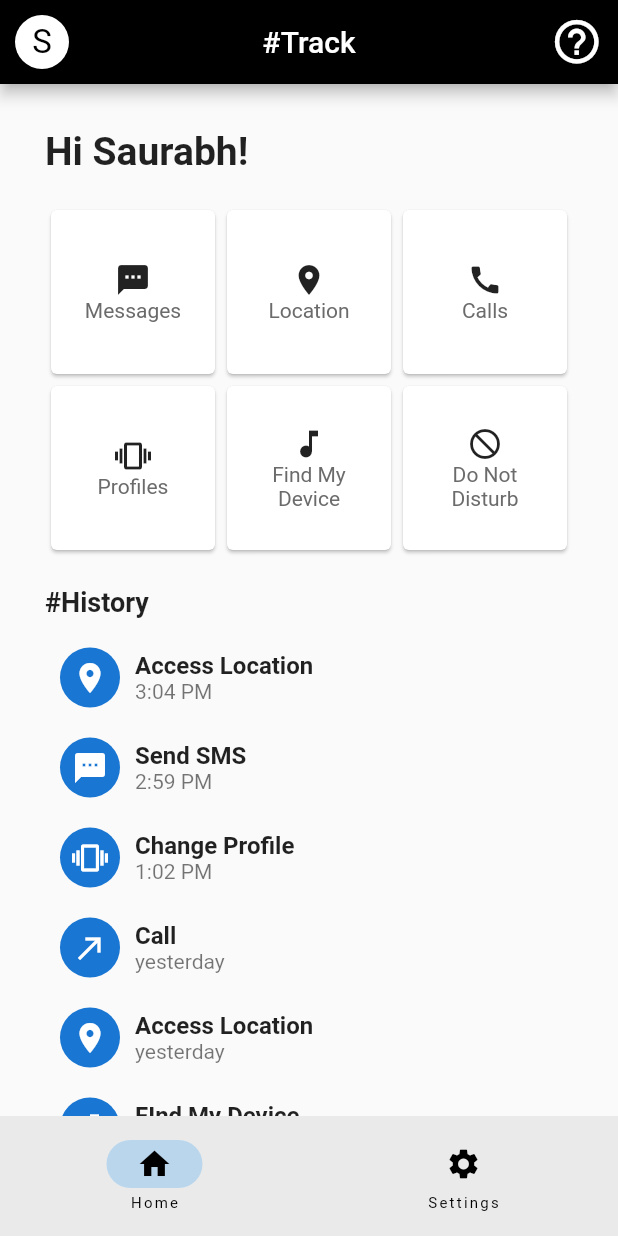
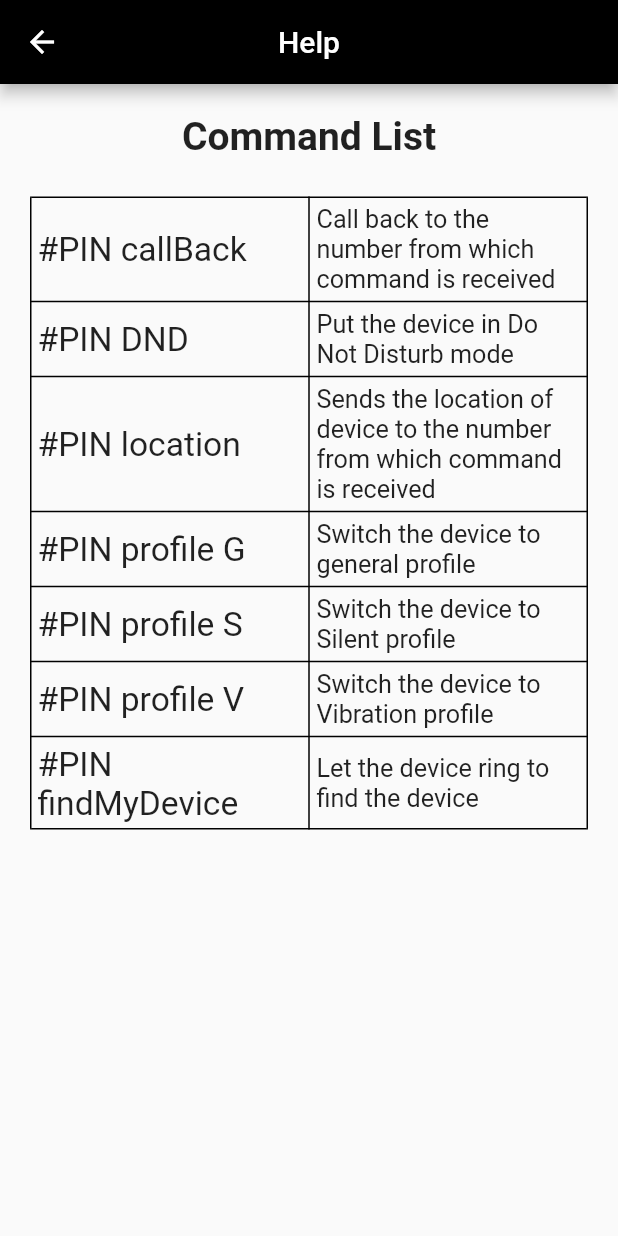
Before and after one commit to r00t-victor/sharptrack, a Flutter app: the screen it shows after launch, after a tap on the "help outline" icon, on a phone screen of 412 x 824 dp. Run offline on Flutter 3.47's test engine with Material 2 defaults, Android fonts, the light colour scheme and no system bars; our stand-ins replace shared_preferences.

Commit message:
Added Help

```diff
--- /dev/null
+++ b/lib/screens/helpscreen.dart
@@ -0,0 +1,154 @@
+import 'package:flutter/material.dart';
+
+class Helpscreen extends StatelessWidget {
+  const Helpscreen({super.key});
+
+  @override
+  Widget build(BuildContext context) {
+    return Scaffold(
+      appBar: AppBar(
+        leading: InkWell(
+          onTap: () => Navigator.pop(context),
+          child: const Icon(Icons.arrow_back),
+        ),
+        title: const Text('Help'),
+      ),
+      body: Container(
+        alignment: Alignment.center,
+        padding: const EdgeInsets.only(top: 20, left: 20, right: 20),
+        child: Column(children: [
+          const Text(
+            'Command List',
+            style: TextStyle(fontSize: 26, fontWeight: FontWeight.w600),
+          ),
+          const SizedBox(
+            height: 15.0,
+          ),
+          Padding(
+            padding: const EdgeInsets.only(top: 10),
+            child: Table(
+              border: TableBorder.all(width: 1.0, color: Colors.black),
+              defaultVerticalAlignment: TableCellVerticalAlignment.middle,
+              children: const [
+                TableRow(
+                  children: [
+                    Padding(
+                      padding: EdgeInsets.all(5),
+                      child: Text(
+                        "#PIN callBack",
+                        textScaleFactor: 1.6,
+                      ),
+                    ),
+                    Padding(
+                      padding: EdgeInsets.all(5),
+                      child: Text(
+                          "Call back to the number from which command is received",
+                          textScaleFactor: 1.2),
+                    ),
+                  ],
+                ),
+                TableRow(
+                  children: [
+                    Padding(
+                      padding: EdgeInsets.all(5),
+                      child: Text(
+                        "#PIN DND",
+                        textScaleFactor: 1.6,
+                      ),
+                    ),
+                    Padding(
+                      padding: EdgeInsets.all(5),
+                      child: Text("Put the device in Do Not Disturb mode",
+                          textScaleFactor: 1.2),
+                    ),
+                  ],
+                ),
+                TableRow(
+                  children: [
+                    Padding(
+                      padding: EdgeInsets.all(5),
+                      child: Text(
+                        "#PIN location",
+                        textScaleFactor: 1.6,
+                      ),
+                    ),
+                    Padding(
+                      padding: EdgeInsets.all(5),
+                      child: Text(
+                          "Sends the location of device to the number from which command is received",
+                          textScaleFactor: 1.2),
+                    ),
+                  ],
+                ),
+                TableRow(
+                  children: [
+                    Padding(
+                      padding: EdgeInsets.all(5),
+                      child: Text(
+                        "#PIN profile G",
+                        textScaleFactor: 1.6,
+                      ),
+                    ),
+                    Padding(
+                      padding: EdgeInsets.all(5),
+                      child: Text("Switch the device to general profile",
+                          textScaleFactor: 1.2),
+                    ),
+                  ],
+                ),
+                TableRow(
+                  children: [
+                    Padding(
+                      padding: EdgeInsets.all(5),
+                      child: Text(
+                        "#PIN profile S",
+                        textScaleFactor: 1.6,
+                      ),
+                    ),
+                    Padding(
+                      padding: EdgeInsets.all(5),
+                      child: Text("Switch the device to Silent profile",
+                          textScaleFactor: 1.2),
+                    ),
+                  ],
+                ),
+                TableRow(
+                  children: [
+                    Padding(
+                      padding: EdgeInsets.all(5),
+                      child: Text(
+                        "#PIN profile V",
+                        textScaleFactor: 1.6,
+                      ),
+                    ),
+                    Padding(
+                      padding: EdgeInsets.all(5),
+                      child: Text("Switch the device to Vibration profile",
+                          textScaleFactor: 1.2),
+                    ),
+                  ],
+                ),
+                TableRow(
+                  children: [
+                    Padding(
+                      padding: EdgeInsets.all(5),
+                      child: Text(
+                        "#PIN findMyDevice",
+                        textScaleFactor: 1.6,
+                      ),
+                    ),
+                    Padding(
+                      padding: EdgeInsets.all(5),
+                      child: Text("Let the device ring to find the device",
+                          textScaleFactor: 1.2),
+                    ),
+                  ],
+                ),
+              ],
+            ),
+          )
+        ]),
+      ),
+    );
+  }
+}
--- a/lib/screens/homepage.dart
+++ b/lib/screens/homepage.dart
@@ -1,11 +1,11 @@
 import 'package:flutter/material.dart';
 import 'package:sharptrack/screens/profilepage.dart';
-
+import 'package:sharptrack/screens/helpscreen.dart';
 import 'package:sharptrack/widgets/homepagecontent.dart';
 import 'package:sharptrack/widgets/settings.dart';
 
 class HomePage extends StatefulWidget {
-  HomePage({super.key});
+  const HomePage({super.key});
 
   @override
   State<HomePage> createState() => _HomePageState();
@@ -33,10 +33,14 @@ class _HomePageState extends State<HomePage> {
               backgroundColor: Colors.white,
               child: InkWell(
                 onTap: () {
-                  Navigator.push(context,
-                      MaterialPageRoute(builder: ((context) {
-                    return const ProfilePage();
-                  })));
+                  Navigator.push(
+                    context,
+                    MaterialPageRoute(
+                      builder: ((context) {
+                        return const ProfilePage();
+                      }),
+                    ),
+                  );
                 },
                 child: const Text(
                   'S',
@@ -54,7 +58,12 @@ class _HomePageState extends State<HomePage> {
               padding: const EdgeInsets.symmetric(horizontal: 10.0),
               child: InkWell(
                 onTap: () {
-                  //open help page
+                  Navigator.push(
+                    context,
+                    MaterialPageRoute(builder: (context) {
+                      return const Helpscreen();
+                    }),
+                  );
                 },
                 child: const Icon(
                   Icons.help_outline_outlined,
--- a/lib/widgets/historytile.dart
+++ b/lib/widgets/historytile.dart
@@ -1,5 +1,3 @@
-import 'dart:ffi';
-
 import 'package:flutter/material.dart';
 
 class HistoryTile extends StatelessWidget {
@@ -49,15 +47,15 @@ class HistoryTile extends StatelessWidget {
               crossAxisAlignment: CrossAxisAlignment.start,
               children: [
                 Text(
-                  '${tileTitles[index]}',
-                  style: TextStyle(
+                  tileTitles[index],
+                  style: const TextStyle(
                     fontWeight: FontWeight.w600,
                     fontSize: 16.0,
                   ),
                 ),
                 Text(
-                  '${tileTimes[index]}',
-                  style: TextStyle(color: Colors.black54),
+                  tileTimes[index],
+                  style: const TextStyle(color: Colors.black54),
                 ),
               ],
             )),
--- a/lib/widgets/homepagecontent.dart
+++ b/lib/widgets/homepagecontent.dart
@@ -64,7 +64,6 @@ class HomePageContent extends StatelessWidget {
               }),
             ),
           ),
-          // Text('See more...'),
         ],
       ),
     );
```
